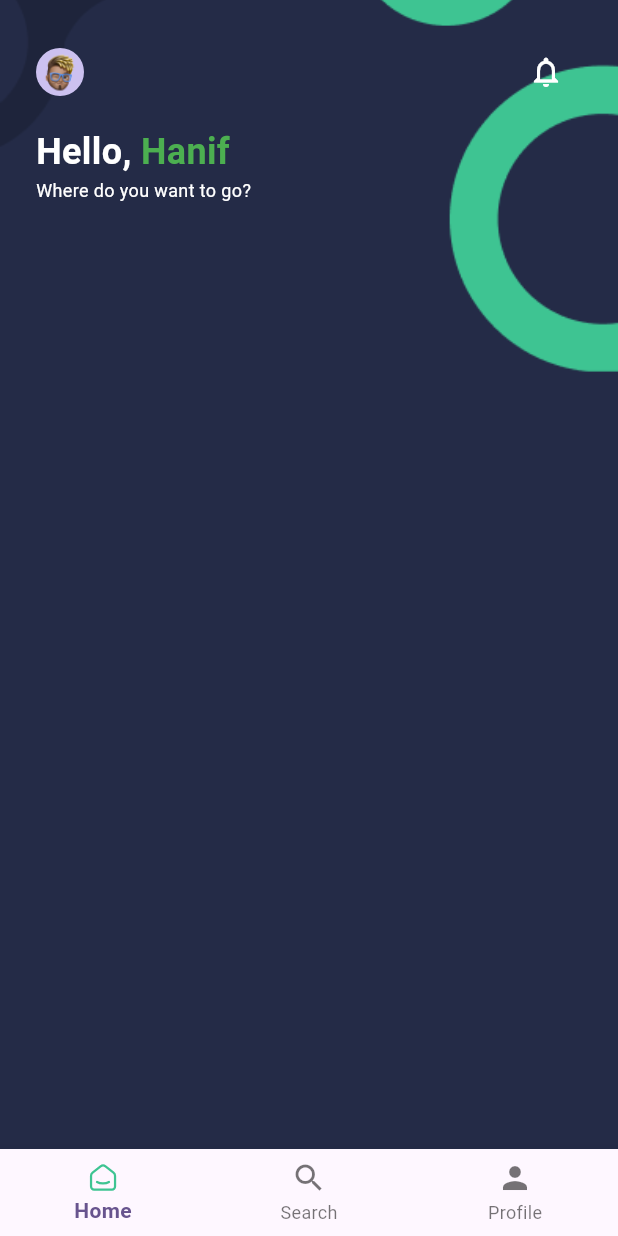
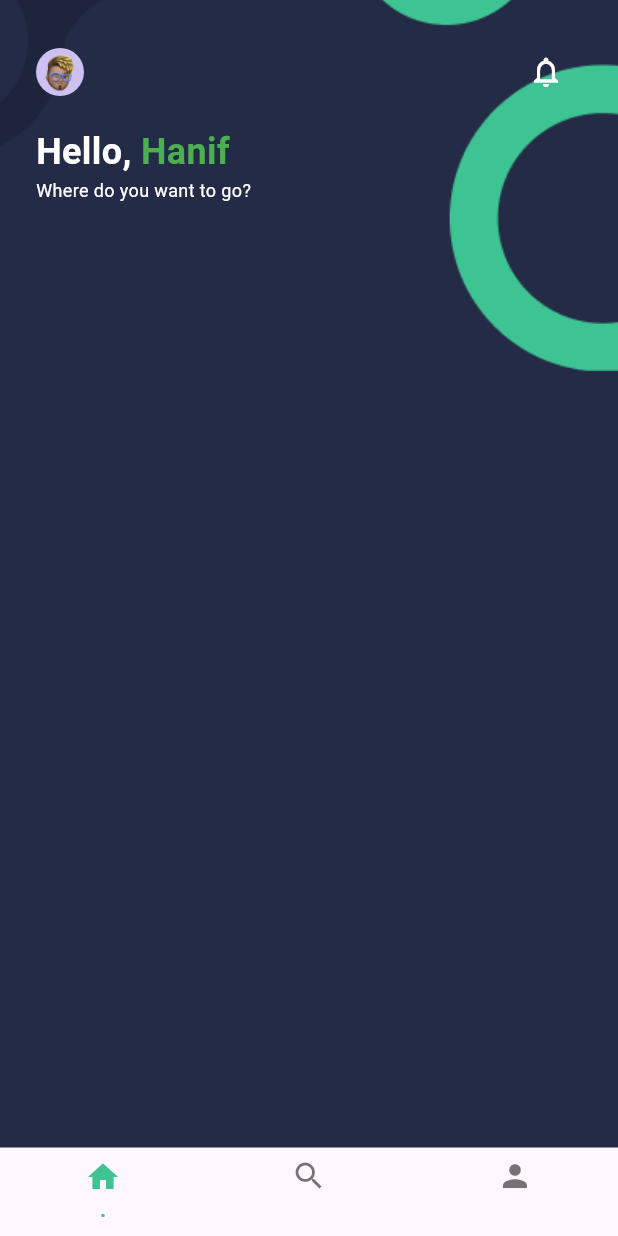
Before and after one commit to Hmlna/ABP-Amora, a Flutter app: the MainPage screen opened directly, on a phone screen of 412 x 824 dp. Run offline on Flutter 3.47's test engine with Material 3 defaults, Android fonts, the phone set to English and light mode, and no system bars; our stand-ins replace flutter_svg.

Commit message:
Update nav bar

```diff
--- a/lib/main_page.dart
+++ b/lib/main_page.dart
@@ -1,5 +1,4 @@
 import 'package:flutter/material.dart';
-import 'package:flutter_svg/flutter_svg.dart';
 import 'package:slicing_amora/home.dart';
 import 'package:slicing_amora/profile.dart';
 import 'package:slicing_amora/search.dart';
@@ -20,6 +19,7 @@ class _MyWidgetState extends State<MainPage> {
     return Scaffold(body: pages[currentPage],
     bottomNavigationBar: BottomNavigationBar(
       selectedLabelStyle: TextStyle(fontWeight: FontWeight.bold),
+      selectedItemColor: Color(0xff3EC492),
       unselectedLabelStyle: TextStyle(fontWeight: FontWeight.normal),
       currentIndex: currentPage,
       onTap: (value) {
@@ -28,9 +28,10 @@ class _MyWidgetState extends State<MainPage> {
         });
       },
       items: [
-        BottomNavigationBarItem(icon: SvgPicture.asset("assets/home_icon.svg"), label: "Home"),
-        BottomNavigationBarItem(icon: Icon(Icons.search), label: "Search"),
-        BottomNavigationBarItem(icon: Icon(Icons.person), label: "Profile"),
+        // BottomNavigationBarItem(icon: SvgPicture.asset("assets/home_icon.svg"), label: currentPage == 0 ? "." : ""),
+        BottomNavigationBarItem(icon: Icon(Icons.home), label: currentPage == 0 ? "." : ""),
+        BottomNavigationBarItem(icon: Icon(Icons.search), label: currentPage == 1 ? "." : ""),
+        BottomNavigationBarItem(icon: Icon(Icons.person), label: currentPage == 2 ? "." : ""),
         ],
       ),
     );
```
